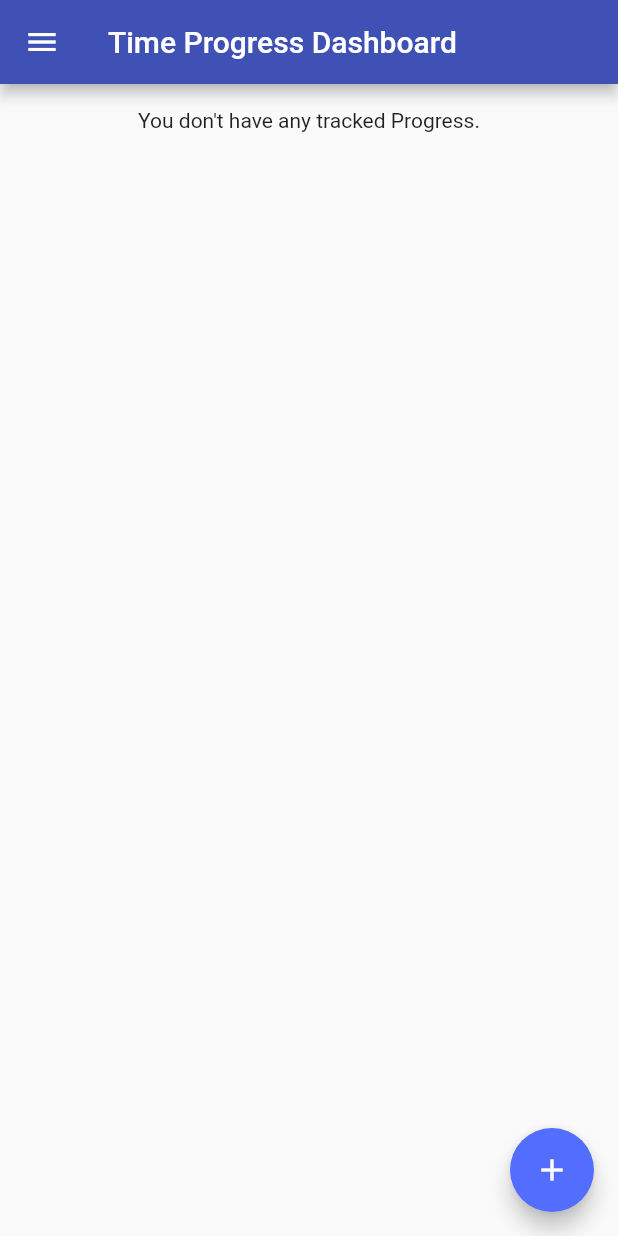
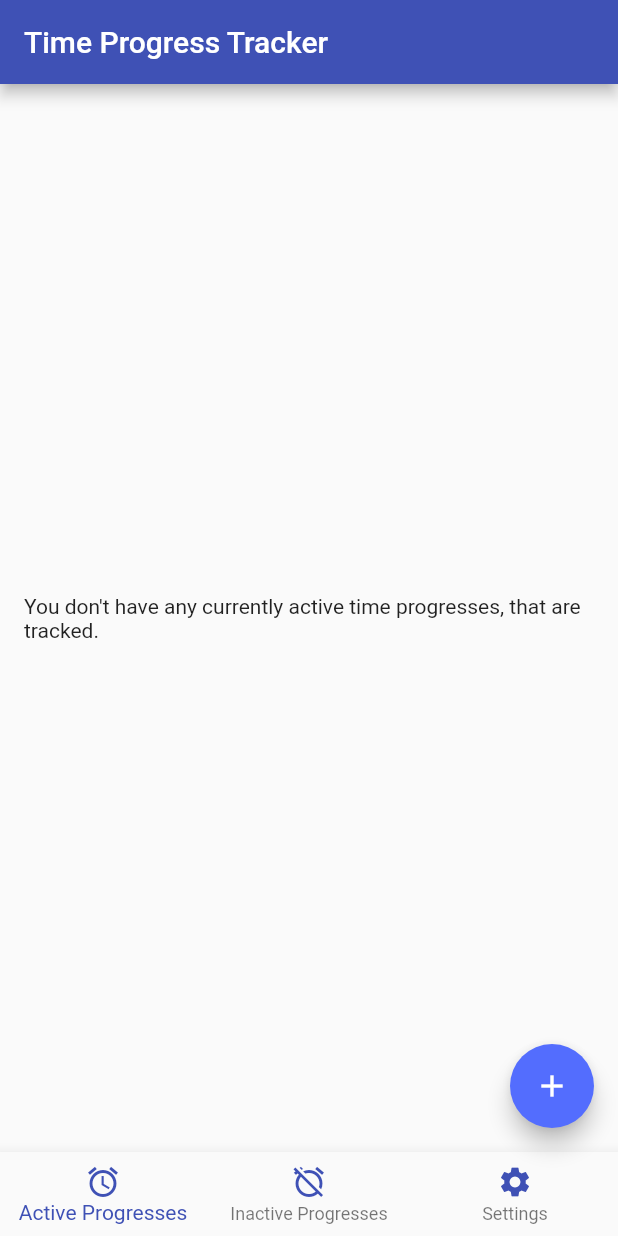
Before and after one commit to andreas-fahrecker/time_progress_tracker, a Flutter app: the screen it shows after launch, on a phone screen of 412 x 824 dp. Run offline on Flutter 3.47's test engine with Material 2 defaults, Android fonts, the phone set to English and light mode, and no system bars; our stand-ins replace flutter_redux, package_info, percent_indicator, redux, shared_preferences.

Commit message:
New App Layout
Signed-off-by: Andreas Fahrecker <AndreasFahrecker@gmail.com>

```diff
--- a/lib/app.dart
+++ b/lib/app.dart
@@ -10,12 +10,10 @@ class TimeProgressTrackerApp extends StatelessWidget {
   static const String name = "Time Progress Tracker";
 
   final Store<AppState> store;
-  final String appVersion;
 
   TimeProgressTrackerApp({
     Key key,
     this.store,
-    this.appVersion,
   }) : super(key: key);
 
   @override
@@ -33,17 +31,11 @@ class TimeProgressTrackerApp extends StatelessWidget {
         initialRoute: ProgressDashboardScreen.routeName,
         routes: {
           ProgressDashboardScreen.routeName: (BuildContext context) =>
-              ProgressDashboardScreen(
-                appVersion: appVersion,
-              ),
+              ProgressDashboardScreen(),
           ProgressDetailScreen.routeName: (BuildContext context) =>
-              ProgressDetailScreen(
-                appVersion: appVersion,
-              ),
+              ProgressDetailScreen(),
           ProgressCreationScreen.routeName: (BuildContext context) =>
-              ProgressCreationScreen(
-                appVersion: appVersion,
-              ),
+              ProgressCreationScreen(),
         },
       ),
     );
--- a/lib/main.dart
+++ b/lib/main.dart
@@ -19,6 +19,5 @@ Future<void> main() async {
         TimeProgressRepository(await SharedPreferences.getInstance()),
       ),
     ),
-    appVersion: (await PackageInfo.fromPlatform()).version,
   ));
 }
--- a/lib/screens/progress_dashboard_screen.dart
+++ b/lib/screens/progress_dashboard_screen.dart
@@ -1,38 +1,49 @@
 import 'package:flutter/material.dart';
-import 'package:flutter_redux/flutter_redux.dart';
-import 'package:percent_indicator/linear_percent_indicator.dart';
 import 'package:redux/redux.dart';
-import 'package:time_progress_tracker/actions/actions.dart';
 import 'package:time_progress_tracker/models/app_state.dart';
 import 'package:time_progress_tracker/models/time_progress.dart';
 import 'package:time_progress_tracker/screens/progress_creation_screen.dart';
-import 'package:time_progress_tracker/screens/progress_detail_screen.dart';
 import 'package:time_progress_tracker/selectors/time_progress_selectors.dart';
-import 'package:time_progress_tracker/widgets/app_drawer_widget.dart';
+import 'package:time_progress_tracker/widgets/home_widgets/home_bottom_navbar.dart';
+import 'package:time_progress_tracker/widgets/home_widgets/home_active_progresses_tab.dart';
+import 'package:time_progress_tracker/widgets/home_widgets/home_inactive_progresses_tab.dart';
+import 'package:time_progress_tracker/widgets/home_widgets/home_settings_tab.dart';
 
-class ProgressDashboardScreen extends StatelessWidget {
+class ProgressDashboardScreen extends StatefulWidget {
   static const routeName = "/progress-dashboard";
-  static const title = "Time Progress Dashboard";
+  static const title = "Time Progress Tracker";
 
-  final String appVersion;
+  @override
+  State<StatefulWidget> createState() {
+    return _ProgressDashboardScreenState();
+  }
+}
 
-  ProgressDashboardScreen({
-    Key key,
-    @required this.appVersion,
-  }) : super(key: key);
+class _ProgressDashboardScreenState extends State<ProgressDashboardScreen> {
+  int _currentIndex = 0;
+  final List<Widget> _children = [
+    HomeActiveProgressesTab(),
+    HomeInactiveProgressesTab(),
+    HomeSettingsTab(),
+  ];
+
+  void onBottomTabTapped(int index) {
+    setState(() {
+      _currentIndex = index;
+    });
+  }
 
   @override
   Widget build(BuildContext context) {
-    AppBar appBar = AppBar(
-      title: Text(title),
-    );
+    ThemeData appTheme = Theme.of(context);
 
     return Scaffold(
-      appBar: appBar,
-      drawer: AppDrawer(
-        appVersion: appVersion,
+      appBar: AppBar(
+        title: Text(ProgressDashboardScreen.title),
       ),
-      body: StoreConnector(
+      body: _children[_currentIndex],
+      /*
+      StoreConnector(
         converter: _ViewModel.fromStore,
         onInit: loadTimeProgressListIfUnloaded,
         builder: (BuildContext context, _ViewModel vm) {
@@ -43,29 +54,6 @@ class ProgressDashboardScreen extends StatelessWidget {
           }
 
           List<Widget> startedProgressesTileList = List<Widget>();
-          if (vm.hasCurrentProgresses) {
-            for (TimeProgress tp in vm.currentTimeProgresses) {
-              startedProgressesTileList.add(
-                Card(
-                  child: ListTile(
-                    title: Text(tp.name),
-                    subtitle: LinearPercentIndicator(
-                      center: Text("${(tp.percentDone() * 100).floor()} %"),
-                      percent: tp.percentDone(),
-                      progressColor: Colors.green,
-                      backgroundColor: Colors.red,
-                      lineHeight: 20,
-                    ),
-                    onTap: () {
-                      Navigator.pushNamed(
-                          context, ProgressDetailScreen.routeName,
-                          arguments: ProgressDetailScreenArguments(tp.id));
-                    },
-                  ),
-                ),
-              );
-            }
-          }
 
           List<Widget> futureProgressesTileList = List<Widget>();
           if (vm.hasFutureProgresses) {
@@ -107,8 +95,7 @@ class ProgressDashboardScreen extends StatelessWidget {
 
           double dividerHeight = 1;
           double screenHeight = MediaQuery.of(context).size.height -
-              appBar.preferredSize.height -
-              24 -
+              50 -
               dividerHeight -
               1; //Divider
 
@@ -118,40 +105,10 @@ class ProgressDashboardScreen extends StatelessWidget {
               vm.pastTimeProgresses.length;
           if (vm.hasCurrentProgresses) {
             columnChildren.add(Container(
-              height:
-                  (screenHeight / tpCount) * vm.currentTimeProgresses.length,
+              height: screenHeight - 100,
               child: ListView(
                 padding: EdgeInsets.all(8),
                 children: startedProgressesTileList,
-              ),
-            ));
-          }
-          if (vm.hasCurrentProgresses && vm.hasFutureProgresses) {
-            columnChildren.add(Divider(
-              height: dividerHeight,
-            ));
-          }
-          if (vm.hasFutureProgresses) {
-            columnChildren.add(Container(
-              height: (screenHeight / tpCount) * vm.futureTimeProgresses.length,
-              child: ListView(
-                padding: EdgeInsets.all(8),
-                children: futureProgressesTileList,
-              ),
-            ));
-          }
-          if ((vm.hasCurrentProgresses || vm.hasFutureProgresses) &&
-              vm.pastTimeProgresses.length > 0) {
-            columnChildren.add(Divider(
-              height: dividerHeight,
-            ));
-          }
-          if (vm.pastTimeProgresses.length > 0) {
-            columnChildren.add(Container(
-              height: (screenHeight / tpCount) * vm.pastTimeProgresses.length,
-              child: ListView(
-                padding: EdgeInsets.all(8),
-                children: pastProgressesTileList,
               ),
             ));
           }
@@ -171,14 +128,21 @@ class ProgressDashboardScreen extends StatelessWidget {
             children: columnChildren,
           );
         },
-      ),
+      )
+      */
       floatingActionButtonLocation: FloatingActionButtonLocation.endFloat,
-      floatingActionButton: FloatingActionButton(
-        heroTag: "createProgressBTN",
-        child: Icon(Icons.add),
-        onPressed: () {
-          Navigator.pushNamed(context, ProgressCreationScreen.routeName);
-        },
+      floatingActionButton: _currentIndex != 2
+          ? FloatingActionButton(
+              heroTag: "createProgressBTN",
+              child: Icon(Icons.add),
+              onPressed: () {
+                Navigator.pushNamed(context, ProgressCreationScreen.routeName);
+              },
+            )
+          : null,
+      bottomNavigationBar: HomeBottomNavBar(
+        currentIndex: _currentIndex,
+        onTap: onBottomTabTapped,
       ),
     );
   }
--- a/lib/selectors/time_progress_selectors.dart
+++ b/lib/selectors/time_progress_selectors.dart
@@ -4,6 +4,21 @@ import 'package:time_progress_tracker/models/time_progress.dart';
 List<TimeProgress> timeProgressListSelector(AppState state) =>
     state.timeProgressList;
 
+List<TimeProgress> activeTimeProgressesSelector(AppState state) {
+  return state.timeProgressList
+      .where((timeProgress) =>
+          timeProgress.hasStarted() && !timeProgress.hasEnded())
+      .toList();
+}
+
+List<TimeProgress> inactiveTimeProgressesSelector(AppState state) {
+  return state.timeProgressList
+      .where((timeProgress) =>
+          !timeProgress.hasStarted() || timeProgress.hasEnded())
+      .toList();
+}
+
+@Deprecated("use active TimeProgresses Selector instead.")
 List<TimeProgress> currentTimeProgressSelector(AppState state) {
   int currentTime = DateTime.now().millisecondsSinceEpoch;
   return state.timeProgressList
--- /dev/null
+++ b/lib/widgets/home_widgets/home_active_progresses_tab.dart
@@ -0,0 +1,57 @@
+import 'package:flutter/material.dart';
+import 'package:flutter_redux/flutter_redux.dart';
+import 'package:redux/redux.dart';
+import 'package:time_progress_tracker/actions/actions.dart';
+import 'package:time_progress_tracker/models/app_state.dart';
+import 'package:time_progress_tracker/models/time_progress.dart';
+import 'package:time_progress_tracker/selectors/time_progress_selectors.dart';
+import 'package:time_progress_tracker/widgets/home_widgets/home_progress_list_tile.dart';
+
+class HomeActiveProgressesTab extends StatelessWidget {
+  @override
+  Widget build(BuildContext context) {
+    ThemeData appTheme = Theme.of(context);
+    return StoreConnector(
+        converter: _ViewModel.fromStore,
+        onInit: loadTimeProgressListIfUnloaded,
+        builder: (BuildContext scContext, _ViewModel vm) {
+          if (!vm.hasLoaded)
+            return Center(
+              child: CircularProgressIndicator(),
+            );
+          if (vm.activeTimeProgresses.length < 1)
+            return Container(
+              padding: EdgeInsets.all(16),
+              child: Center(
+                child: Text(
+                    "You don't have any currently active time progresses, that are tracked."),
+              ),
+            );
+          return ListView(
+            padding: EdgeInsets.all(8),
+            children: vm.activeTimeProgresses
+                .map((timeProgress) => HomeProgressListTile(
+                      timeProgress: timeProgress,
+                    ))
+                .toList(),
+          );
+        });
+  }
+}
+
+class _ViewModel {
+  final List<TimeProgress> activeTimeProgresses;
+  final bool hasLoaded;
+
+  _ViewModel({
+    @required this.activeTimeProgresses,
+    @required this.hasLoaded,
+  });
+
+  static _ViewModel fromStore(Store<AppState> store) {
+    return _ViewModel(
+      activeTimeProgresses: activeTimeProgressesSelector(store.state),
+      hasLoaded: store.state.hasLoaded,
+    );
+  }
+}
--- /dev/null
+++ b/lib/widgets/home_widgets/home_bottom_navbar.dart
@@ -0,0 +1,45 @@
+import 'package:flutter/material.dart';
+
+class HomeBottomNavBar extends StatelessWidget {
+  final int currentIndex;
+  final Function onTap;
+
+  HomeBottomNavBar({
+    Key key,
+    @required this.currentIndex,
+    @required this.onTap,
+  }) : super(key: key);
+
+  @override
+  Widget build(BuildContext context) {
+    ThemeData appTheme = Theme.of(context);
+
+    return BottomNavigationBar(
+      onTap: onTap,
+      currentIndex: currentIndex,
+      items: [
+        BottomNavigationBarItem(
+          icon: new Icon(
+            Icons.alarm,
+            color: appTheme.primaryColor,
+          ),
+          label: "Active Progresses",
+        ),
+        BottomNavigationBarItem(
+          icon: new Icon(
+            Icons.alarm_off,
+            color: appTheme.primaryColor,
+          ),
+          label: "Inactive Progresses",
+        ),
+        BottomNavigationBarItem(
+          icon: new Icon(
+            Icons.settings,
+            color: appTheme.primaryColor,
+          ),
+          label: "Settings",
+        )
+      ],
+    );
+  }
+}
--- a/pubspec.yaml
+++ b/pubspec.yaml
@@ -15,7 +15,7 @@ publish_to: 'none' # Remove this line if you wish to publish to pub.dev
 # In iOS, build-name is used as CFBundleShortVersionString while build-number used as CFBundleVersion.
 # Read more about iOS versioning at
 # https://developer.apple.com/library/archive/documentation/General/Reference/InfoPlistKeyReference/Articles/CoreFoundationKeys.html
-version: 0.0.7+7
+version: 0.0.8+8
 
 environment:
   sdk: ">=2.7.0 <3.0.0"
```
Also changed, not shown: lib/models/time_progress.dart (+12 -1 lines), lib/screens/progress_creation_screen.dart (+2 -7 lines), lib/screens/progress_detail_screen.dart (+2 -9 lines), lib/widgets/home_widgets/home_inactive_progresses_tab.dart (added, +60 -0 lines), lib/widgets/home_widgets/home_progress_list_tile.dart (added, +44 -0 lines), lib/widgets/home_widgets/home_settings_tab.dart (added, +30 -0 lines), pubspec.lock.
